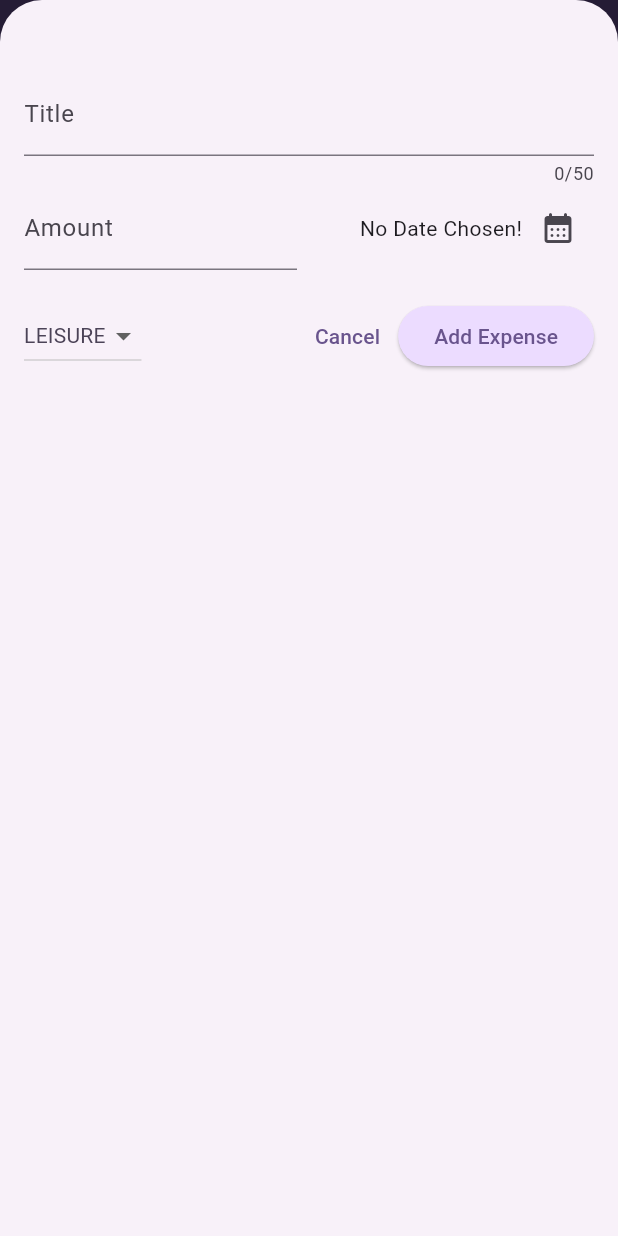
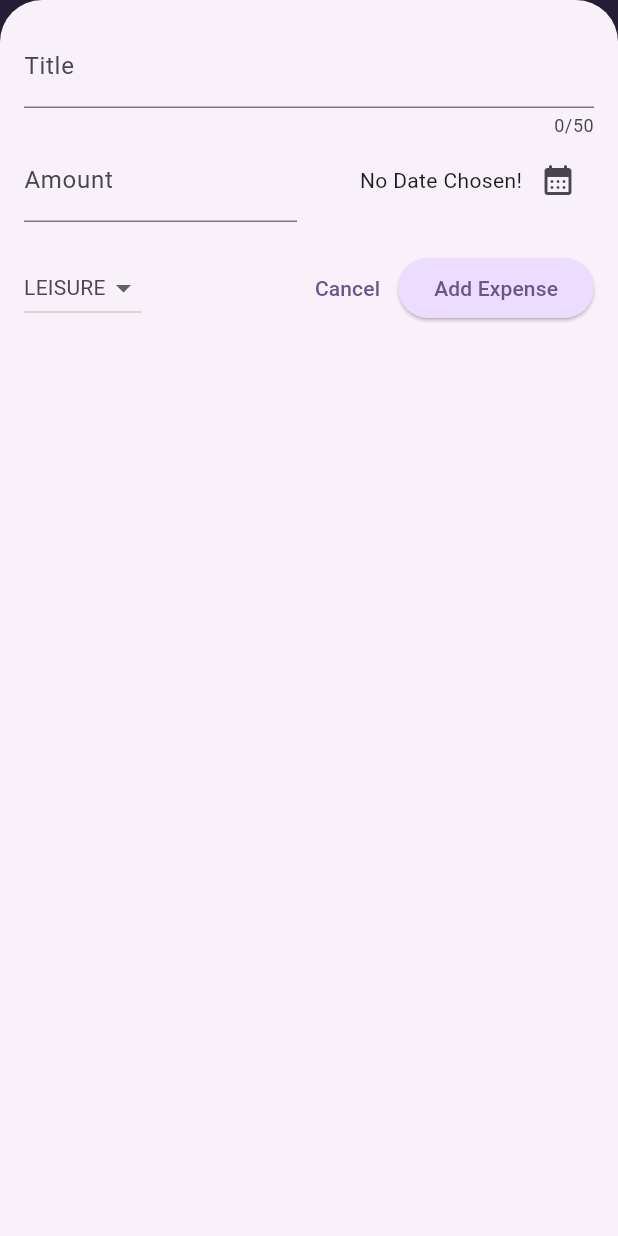
Before and after one commit to shreyassanghvi/expense_tracker, a Flutter app: the screen it shows after launch, after a tap on the "add" icon, on a phone screen of 412 x 824 dp. Run offline on Flutter 3.47's test engine with Material 3 defaults, Android fonts, the phone set to English and light mode, and no system bars.

Commit message:
made the app responsive

```diff
--- a/lib/Widgets/expenses.dart
+++ b/lib/Widgets/expenses.dart
@@ -27,6 +27,7 @@ class _ExpensesState extends State<Expenses> {
 
   void _openAddExpenseOverlay() {
     showModalBottomSheet(
+      useSafeArea: true,
       isScrollControlled: true,
       context: context,
       builder: (ctx) => NewExpense(
@@ -64,6 +65,8 @@ class _ExpensesState extends State<Expenses> {
 
   @override
   Widget build(BuildContext context) {
+    Size widgetSize = MediaQuery.of(context).size;
+
     Widget contentWidget = const Center(
         child: Text(
       'No expenses found. Start adding some!',
@@ -72,6 +75,26 @@ class _ExpensesState extends State<Expenses> {
       contentWidget = ExpensesList(
         expenses: _userExpense,
         onRemoveExpense: _removeExpense,
+      );
+    }
+    Widget orientWidget = Column(
+      children: [
+        Chart(expenses: _userExpense),
+        Expanded(
+          child: contentWidget,
+        ),
+      ],
+    );
+    if (widgetSize.width > widgetSize.height) {
+      orientWidget = Row(
+        children: [
+          Expanded(
+            child: Chart(expenses: _userExpense),
+          ),
+          Expanded(
+            child: contentWidget,
+          ),
+        ],
       );
     }
     return Scaffold(
@@ -87,15 +110,7 @@ class _ExpensesState extends State<Expenses> {
           ),
         ],
       ),
-      body: Column(
-        children: [
-          // const Text("chart"),
-          Chart(expenses: _userExpense),
-          Expanded(
-            child: contentWidget,
-          ),
-        ],
-      ),
+      body: orientWidget,
     );
   }
 }
--- a/lib/Widgets/new_expense.dart
+++ b/lib/Widgets/new_expense.dart
@@ -73,10 +73,47 @@ class _NewExpenseState extends State<NewExpense> {
 
   @override
   Widget build(BuildContext context) {
-    return Padding(
-      padding: const EdgeInsets.fromLTRB(16.0, 48.0, 16.0, 16.0),
+    final keyboardSpace = MediaQuery.of(context).viewInsets.bottom;
+    return LayoutBuilder(
+      builder: (ctx, constrains) {
+        final double width = constrains.maxWidth;
+        return SizedBox(
+          height: double.infinity,
+          child: SingleChildScrollView(
+            child: Padding(
+              padding:
+                  EdgeInsets.fromLTRB(16.0, 16.0, 16.0, keyboardSpace + 16.0),
               child: Column(
                 children: [
+                  if (width >= 600)
+                    Row(
+                      crossAxisAlignment: CrossAxisAlignment.start,
+                      children: [
+                        Expanded(
+                          child: TextField(
+                            controller: _titleController,
+                            maxLength: 50,
+                            decoration: const InputDecoration(
+                              label: Text('Title'),
+                            ),
+                          ),
+                        ),
+                        const SizedBox(
+                          width: 16,
+                        ),
+                        Expanded(
+                          child: TextField(
+                            controller: _amountController,
+                            keyboardType: TextInputType.number,
+                            decoration: const InputDecoration(
+                              prefixText: '\$',
+                              label: Text('Amount'),
+                            ),
+                          ),
+                        )
+                      ],
+                    )
+                  else
                     TextField(
                       controller: _titleController,
                       maxLength: 50,
@@ -84,6 +121,49 @@ class _NewExpenseState extends State<NewExpense> {
                         label: Text('Title'),
                       ),
                     ),
+                  if (width >= 600)
+                    Row(children: [
+                      DropdownButton(
+                        value: _selectedCategory,
+                        items: Category.values
+                            .map(
+                              (e) => DropdownMenuItem(
+                                value: e,
+                                child: Text(
+                                  e.name.toUpperCase(),
+                                ),
+                              ),
+                            )
+                            .toList(),
+                        onChanged: (value) {
+                          setState(
+                            () {
+                              _selectedCategory = value as Category;
+                            },
+                          );
+                        },
+                      ),
+                      const SizedBox(
+                        width: 16,
+                      ),
+                      Expanded(
+                        child: Row(
+                          crossAxisAlignment: CrossAxisAlignment.center,
+                          mainAxisAlignment: MainAxisAlignment.end,
+                          children: [
+                            Text(
+                              _selectedDate == null
+                                  ? "No Date Chosen!"
+                                  : formatter.format(_selectedDate!),
+                            ),
+                            IconButton(
+                                onPressed: _presentDatePricker,
+                                icon: const Icon(Icons.calendar_month_rounded)),
+                          ],
+                        ),
+                      ),
+                    ])
+                  else
                     Row(
                       children: [
                         Expanded(
@@ -111,7 +191,8 @@ class _NewExpenseState extends State<NewExpense> {
                               ),
                               IconButton(
                                   onPressed: _presentDatePricker,
-                        icon: const Icon(Icons.calendar_month_rounded)),
+                                  icon:
+                                      const Icon(Icons.calendar_month_rounded)),
                             ],
                           ),
                         ),
@@ -120,6 +201,21 @@ class _NewExpenseState extends State<NewExpense> {
                   const SizedBox(
                     height: 20,
                   ),
+                  if (width >= 600)
+                    Row(children: [
+                      const Spacer(),
+                      TextButton(
+                        onPressed: () {
+                          Navigator.pop(context);
+                        },
+                        child: const Text('Cancel'),
+                      ),
+                      ElevatedButton(
+                        onPressed: _validateAndSaveExpense,
+                        child: const Text('Add Expense'),
+                      ),
+                    ])
+                  else
                     Row(
                       children: [
                         DropdownButton(
@@ -157,6 +253,10 @@ class _NewExpenseState extends State<NewExpense> {
                     )
                 ],
               ),
+            ),
+          ),
+        );
+      },
     );
   }
 }
```
Also changed, not shown: lib/main.dart (+9 -0 lines). Lines whose indentation alone changed are shown as unchanged.
